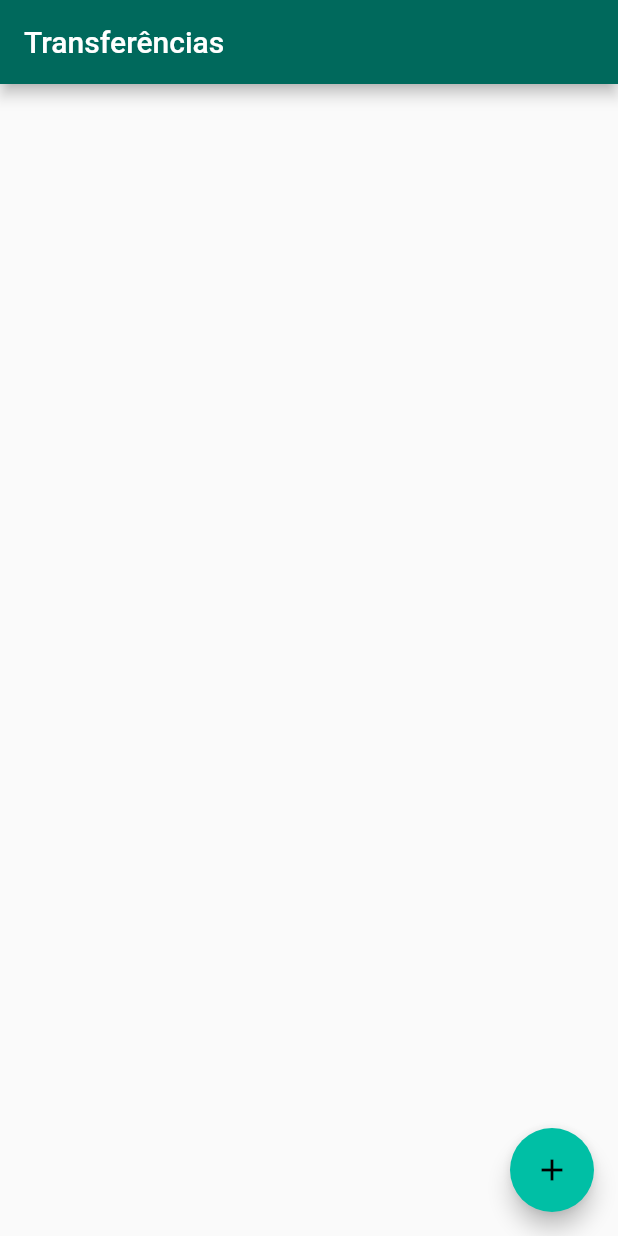
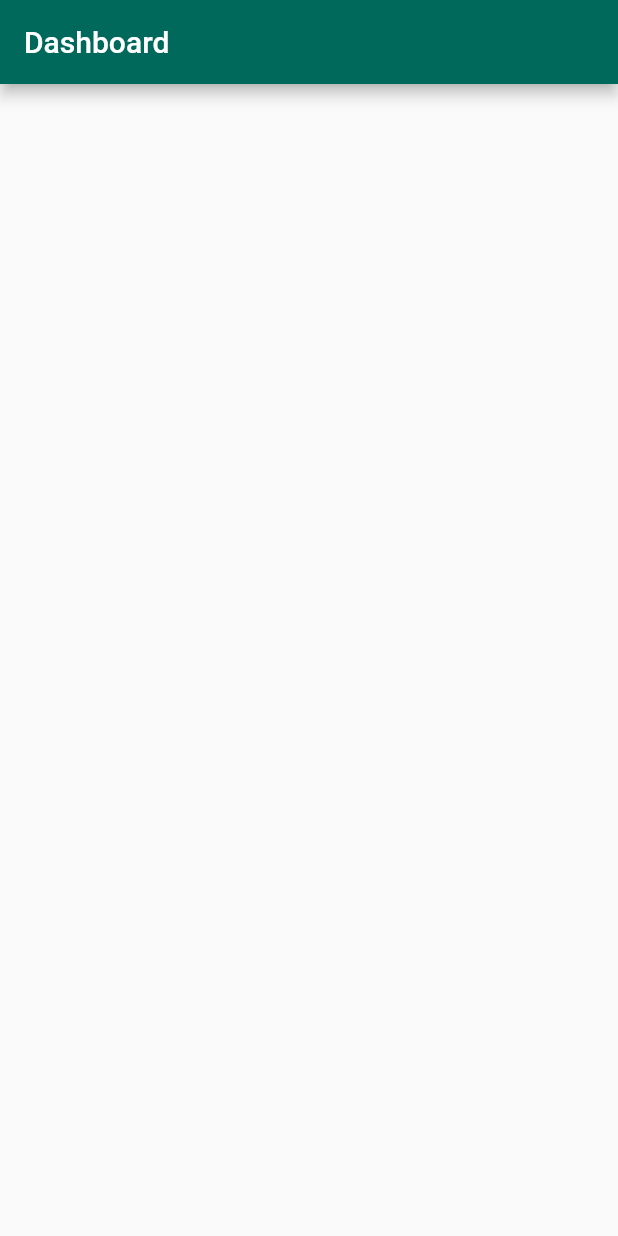
Before and after one commit to NathanMGalante/Cursos, a Flutter app: the screen it shows after launch, on a phone screen of 412 x 824 dp. Run offline on Flutter 3.47's test engine with Material 2 defaults, Android fonts, the phone set to English and light mode, and no system bars.

Commit message:
preparando projeto

```diff
--- a/Flutter/Persistência de dados/projeto_bytebank/lib/main.dart
+++ b/Flutter/Persistência de dados/projeto_bytebank/lib/main.dart
@@ -6,7 +6,7 @@ void main() => runApp(ByteBankApp());
 class ByteBankApp extends StatelessWidget {
   @override
   Widget build(BuildContext context) => MaterialApp(
-        home: TransferList(),
+        home: Dashboard(),
         theme: ThemeData(
           primaryColor: Colors.teal[800],
           accentColor: Colors.tealAccent[700],
@@ -18,3 +18,12 @@ class ByteBankApp extends StatelessWidget {
         ),
       );
 }
+
+class Dashboard extends StatelessWidget {
+  @override
+  Widget build(BuildContext context) {
+    return Scaffold(
+      appBar: AppBar(title: Text('Dashboard')),
+    );
+  }
+}
```
